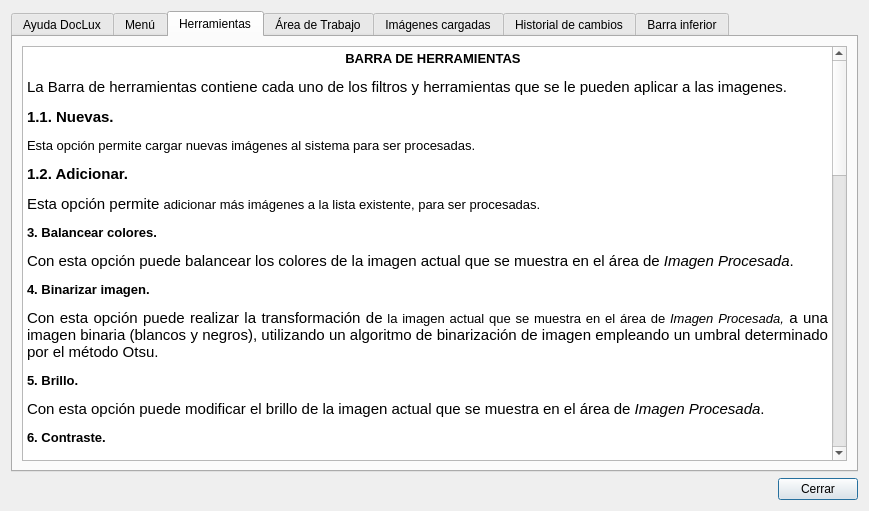
First picture: the form in ui/ayuda.ui, repository datwit/papirolux, before the edit.
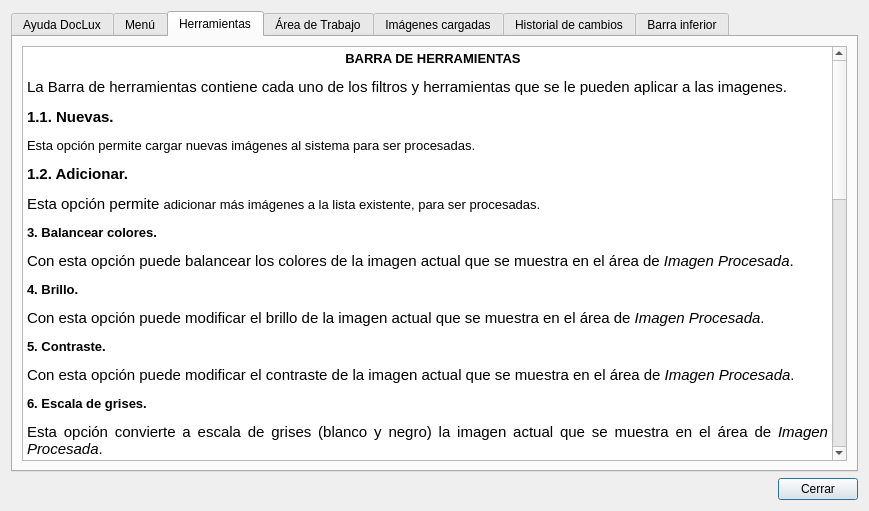
Second picture: the form after the edit. The open tabs and pages were chosen to show the change. Icons and pictures are not drawn.

Commit message: Adicionando nueva ui para gestionar la marca de agua en doclux. (wm_metadatos.py y wm_metadatos.ui). Modificando el icono que se muestra en cada ventana ui doclux. (cargando.ui, ayuda.ui, swapUI.ui, principal.ui).

Patch:
```diff
--- a/ui/ayuda.ui
+++ b/ui/ayuda.ui
@@ -221,39 +221,33 @@
 &lt;p align=&quot;justify&quot; style=&quot; margin-top:12px; margin-bottom:12px; margin-left:0px; margin-right:0px; -qt-block-indent:0; text-indent:0px;&quot;&gt;&lt;span style=&quot; font-family:'Ubuntu'; font-size:11pt;&quot;&gt;Esta opción permite &lt;/span&gt;&lt;span style=&quot; font-family:'Sans'; font-size:10pt;&quot;&gt;adicionar más imágenes a la lista existente, para ser procesadas.&lt;/span&gt;&lt;/p&gt;
 &lt;p style=&quot; margin-top:0px; margin-bottom:0px; margin-left:0px; margin-right:0px; -qt-block-indent:0; text-indent:0px;&quot;&gt;&lt;a name=&quot;section3&quot;&gt;&lt;/a&gt;&lt;span style=&quot; font-family:'Sans'; font-size:10pt; font-weight:600;&quot;&gt;3&lt;/span&gt;&lt;span style=&quot; font-family:'Sans'; font-size:10pt; font-weight:600;&quot;&gt;. Balancear colores. &lt;/span&gt;&lt;img src=&quot;:/ayuda/recursos/imagenes/ayuda_rcs/plg_balancear_color.png&quot; /&gt;&lt;/p&gt;
 &lt;p align=&quot;justify&quot; style=&quot; margin-top:12px; margin-bottom:12px; margin-left:0px; margin-right:0px; -qt-block-indent:0; text-indent:0px;&quot;&gt;&lt;span style=&quot; font-family:'Ubuntu'; font-size:11pt;&quot;&gt;Con esta opción puede balancear los colores de la imagen actual que se muestra en el área de &lt;/span&gt;&lt;span style=&quot; font-family:'Ubuntu'; font-size:11pt; font-style:italic;&quot;&gt;Imagen Procesada&lt;/span&gt;&lt;span style=&quot; font-family:'Ubuntu'; font-size:11pt;&quot;&gt;.&lt;/span&gt;&lt;/p&gt;
-&lt;p align=&quot;justify&quot; style=&quot; margin-top:0px; margin-bottom:0px; margin-left:0px; margin-right:0px; -qt-block-indent:0; text-indent:0px;&quot;&gt;&lt;a name=&quot;section3&quot;&gt;&lt;/a&gt;&lt;span style=&quot; font-family:'Sans'; font-size:10pt; font-weight:600;&quot;&gt;4&lt;/span&gt;&lt;span style=&quot; font-family:'Sans'; font-size:10pt; font-weight:600;&quot;&gt;. Binarizar imagen. &lt;/span&gt;&lt;img src=&quot;:/ayuda/recursos/imagenes/ayuda_rcs/plg_grises.png&quot; /&gt;&lt;/p&gt;
-&lt;p align=&quot;justify&quot; style=&quot; margin-top:12px; margin-bottom:12px; margin-left:0px; margin-right:0px; -qt-block-indent:0; text-indent:0px;&quot;&gt;&lt;span style=&quot; font-family:'Ubuntu'; font-size:11pt;&quot;&gt;Con esta opción puede realizar la transformación de&lt;/span&gt;&lt;span style=&quot; font-family:'Sans'; font-size:10pt;&quot;&gt; la imagen actual que se muestra en el área de &lt;/span&gt;&lt;span style=&quot; font-family:'Sans'; font-size:10pt; font-style:italic;&quot;&gt;Imagen Procesada,&lt;/span&gt;&lt;span style=&quot; font-family:'Ubuntu'; font-size:11pt;&quot;&gt; a una imagen binaria (blancos y negros), utilizando un algoritmo de binarización de imagen empleando un umbral determinado por el método Otsu.&lt;/span&gt;&lt;/p&gt;
-&lt;p style=&quot; margin-top:0px; margin-bottom:0px; margin-left:0px; margin-right:0px; -qt-block-indent:0; text-indent:0px;&quot;&gt;&lt;span style=&quot; font-family:'Sans'; font-size:10pt; font-weight:600;&quot;&gt;5. Brillo.&lt;/span&gt;&lt;span style=&quot; font-family:'Sans'; font-size:10pt;&quot;&gt; &lt;/span&gt;&lt;img src=&quot;:/ayuda/recursos/imagenes/ayuda_rcs/plg_brillo.png&quot; /&gt;&lt;/p&gt;
+&lt;p style=&quot; margin-top:0px; margin-bottom:0px; margin-left:0px; margin-right:0px; -qt-block-indent:0; text-indent:0px;&quot;&gt;&lt;a name=&quot;section4&quot;&gt;&lt;/a&gt;&lt;span style=&quot; font-family:'Sans'; font-size:10pt; font-weight:600;&quot;&gt;4&lt;/span&gt;&lt;span style=&quot; font-family:'Sans'; font-size:10pt; font-weight:600;&quot;&gt;. Brillo.&lt;/span&gt;&lt;span style=&quot; font-family:'Sans'; font-size:10pt;&quot;&gt; &lt;/span&gt;&lt;img src=&quot;:/ayuda/recursos/imagenes/ayuda_rcs/plg_brillo.png&quot; /&gt;&lt;/p&gt;
 &lt;p align=&quot;justify&quot; style=&quot; margin-top:12px; margin-bottom:12px; margin-left:0px; margin-right:0px; -qt-block-indent:0; text-indent:0px;&quot;&gt;&lt;span style=&quot; font-family:'Ubuntu'; font-size:11pt;&quot;&gt;Con esta opción puede modificar el brillo de la imagen actual que se muestra en el área de &lt;/span&gt;&lt;span style=&quot; font-family:'Ubuntu'; font-size:11pt; font-style:italic;&quot;&gt;Imagen Procesada&lt;/span&gt;&lt;span style=&quot; font-family:'Ubuntu'; font-size:11pt;&quot;&gt;.&lt;/span&gt;&lt;/p&gt;
-&lt;p style=&quot; margin-top:0px; margin-bottom:0px; margin-left:0px; margin-right:0px; -qt-block-indent:0; text-indent:0px;&quot;&gt;&lt;span style=&quot; font-family:'Sans'; font-size:10pt; font-weight:600;&quot;&gt;6. Contraste.&lt;/span&gt;&lt;span style=&quot; font-family:'Sans'; font-size:10pt;&quot;&gt; &lt;/span&gt;&lt;img src=&quot;:/ayuda/recursos/imagenes/ayuda_rcs/plg_contraste.png&quot; /&gt;&lt;/p&gt;
+&lt;p style=&quot; margin-top:0px; margin-bottom:0px; margin-left:0px; margin-right:0px; -qt-block-indent:0; text-indent:0px;&quot;&gt;&lt;a name=&quot;section5&quot;&gt;&lt;/a&gt;&lt;span style=&quot; font-family:'Sans'; font-size:10pt; font-weight:600;&quot;&gt;5&lt;/span&gt;&lt;span style=&quot; font-family:'Sans'; font-size:10pt; font-weight:600;&quot;&gt;. Contraste.&lt;/span&gt;&lt;span style=&quot; font-family:'Sans'; font-size:10pt;&quot;&gt; &lt;/span&gt;&lt;img src=&quot;:/ayuda/recursos/imagenes/ayuda_rcs/plg_contraste.png&quot; /&gt;&lt;/p&gt;
 &lt;p align=&quot;justify&quot; style=&quot; margin-top:12px; margin-bottom:12px; margin-left:0px; margin-right:0px; -qt-block-indent:0; text-indent:0px;&quot;&gt;&lt;span style=&quot; font-family:'Ubuntu'; font-size:11pt;&quot;&gt;Con esta opción puede modificar el contraste de la imagen actual que se muestra en el área de &lt;/span&gt;&lt;span style=&quot; font-family:'Ubuntu'; font-size:11pt; font-style:italic;&quot;&gt;Imagen Procesada&lt;/span&gt;&lt;span style=&quot; font-family:'Ubuntu'; font-size:11pt;&quot;&gt;.&lt;/span&gt;&lt;/p&gt;
-&lt;p align=&quot;justify&quot; style=&quot; margin-top:0px; margin-bottom:0px; margin-left:0px; margin-right:0px; -qt-block-indent:0; text-indent:0px;&quot;&gt;&lt;span style=&quot; font-family:'Sans'; font-size:10pt; font-weight:600;&quot;&gt;7. Escala de grises.&lt;/span&gt;&lt;span style=&quot; font-family:'Sans'; font-size:10pt;&quot;&gt; &lt;/span&gt;&lt;img src=&quot;:/ayuda/recursos/imagenes/ayuda_rcs/plg_grises.png&quot; /&gt;&lt;/p&gt;
+&lt;p align=&quot;justify&quot; style=&quot; margin-top:0px; margin-bottom:0px; margin-left:0px; margin-right:0px; -qt-block-indent:0; text-indent:0px;&quot;&gt;&lt;a name=&quot;section1&quot;&gt;&lt;/a&gt;&lt;span style=&quot; font-family:'Sans'; font-size:10pt; font-weight:600;&quot;&gt;6&lt;/span&gt;&lt;span style=&quot; font-family:'Sans'; font-size:10pt; font-weight:600;&quot;&gt;. Escala de grises.&lt;/span&gt;&lt;span style=&quot; font-family:'Sans'; font-size:10pt;&quot;&gt; &lt;/span&gt;&lt;img src=&quot;:/ayuda/recursos/imagenes/ayuda_rcs/plg_grises.png&quot; /&gt;&lt;/p&gt;
 &lt;p align=&quot;justify&quot; style=&quot; margin-top:12px; margin-bottom:12px; margin-left:0px; margin-right:0px; -qt-block-indent:0; text-indent:0px;&quot;&gt;&lt;span style=&quot; font-family:'Ubuntu'; font-size:11pt;&quot;&gt;Esta opción convierte a escala de grises (blanco y negro) la imagen actual que se muestra en el área de &lt;/span&gt;&lt;span style=&quot; font-family:'Ubuntu'; font-size:11pt; font-style:italic;&quot;&gt;Imagen Procesada&lt;/span&gt;&lt;span style=&quot; font-family:'Ubuntu'; font-size:11pt;&quot;&gt;.&lt;/span&gt;&lt;/p&gt;
-&lt;p style=&quot; margin-top:0px; margin-bottom:0px; margin-left:0px; margin-right:0px; -qt-block-indent:0; text-indent:0px;&quot;&gt;&lt;span style=&quot; font-family:'Sans'; font-size:10pt; font-weight:600;&quot;&gt;8. Invertir imagen.&lt;/span&gt;&lt;span style=&quot; font-family:'Sans'; font-size:10pt;&quot;&gt; &lt;/span&gt;&lt;img src=&quot;:/ayuda/recursos/imagenes/ayuda_rcs/plg_rotate_hrzt_vert.png&quot; /&gt;&lt;/p&gt;
+&lt;p style=&quot; margin-top:0px; margin-bottom:0px; margin-left:0px; margin-right:0px; -qt-block-indent:0; text-indent:0px;&quot;&gt;&lt;span style=&quot; font-family:'Sans'; font-size:10pt; font-weight:600;&quot;&gt;7. Invertir imagen.&lt;/span&gt;&lt;span style=&quot; font-family:'Sans'; font-size:10pt;&quot;&gt; &lt;/span&gt;&lt;img src=&quot;:/ayuda/recursos/imagenes/ayuda_rcs/plg_rotate_hrzt_vert.png&quot; /&gt;&lt;/p&gt;
 &lt;p align=&quot;justify&quot; style=&quot; margin-top:12px; margin-bottom:12px; margin-left:0px; margin-right:0px; -qt-block-indent:0; text-indent:0px;&quot;&gt;&lt;span style=&quot; font-family:'Ubuntu'; font-size:11pt;&quot;&gt;Con esta herramienta puede invertir la imagen actual mostrada/seleccionada, de derecha a izquierda o de arriba a abajo.&lt;/span&gt;&lt;/p&gt;
-&lt;p style=&quot; margin-top:0px; margin-bottom:0px; margin-left:0px; margin-right:0px; -qt-block-indent:0; text-indent:0px;&quot;&gt;&lt;span style=&quot; font-family:'Sans'; font-size:10pt; font-weight:600;&quot;&gt;9. Limpiar imagen OpenCV.&lt;/span&gt;&lt;span style=&quot; font-family:'Sans'; font-size:10pt;&quot;&gt; &lt;/span&gt;&lt;img src=&quot;:/ayuda/recursos/imagenes/ayuda_rcs/plg_clean_bg_01.png&quot; /&gt;&lt;/p&gt;
+&lt;p style=&quot; margin-top:0px; margin-bottom:0px; margin-left:0px; margin-right:0px; -qt-block-indent:0; text-indent:0px;&quot;&gt;&lt;span style=&quot; font-family:'Sans'; font-size:10pt; font-weight:600;&quot;&gt;8. Limpiar imagen OpenCV.&lt;/span&gt;&lt;span style=&quot; font-family:'Sans'; font-size:10pt;&quot;&gt; &lt;/span&gt;&lt;img src=&quot;:/ayuda/recursos/imagenes/ayuda_rcs/plg_clean_bg_01.png&quot; /&gt;&lt;/p&gt;
 &lt;p align=&quot;justify&quot; style=&quot; margin-top:12px; margin-bottom:12px; margin-left:0px; margin-right:0px; -qt-block-indent:0; text-indent:0px;&quot;&gt;&lt;span style=&quot; font-family:'Ubuntu'; font-size:11pt;&quot;&gt;Esta herramienta realiza la limpieza de la imagen actual que se muestra en el área de &lt;/span&gt;&lt;span style=&quot; font-family:'Ubuntu'; font-size:11pt; font-style:italic;&quot;&gt;Imagen Procesada&lt;/span&gt;&lt;span style=&quot; font-family:'Ubuntu'; font-size:11pt;&quot;&gt;, utilizando algoritmos de limpieza de imágenes de bibliotecas OpenCV (Python bindings for the computer vision library).&lt;/span&gt;&lt;/p&gt;
-&lt;p style=&quot; margin-top:0px; margin-bottom:0px; margin-left:0px; margin-right:0px; -qt-block-indent:0; text-indent:0px;&quot;&gt;&lt;span style=&quot; font-family:'Sans'; font-size:10pt; font-weight:600;&quot;&gt;10. Limpiar imagen PIL.&lt;/span&gt;&lt;span style=&quot; font-family:'Sans'; font-size:10pt;&quot;&gt; &lt;/span&gt;&lt;img src=&quot;:/ayuda/recursos/imagenes/ayuda_rcs/plg_clean_bg_02.png&quot; /&gt;&lt;/p&gt;
+&lt;p style=&quot; margin-top:0px; margin-bottom:0px; margin-left:0px; margin-right:0px; -qt-block-indent:0; text-indent:0px;&quot;&gt;&lt;span style=&quot; font-family:'Sans'; font-size:10pt; font-weight:600;&quot;&gt;9. Limpiar imagen PIL.&lt;/span&gt;&lt;span style=&quot; font-family:'Sans'; font-size:10pt;&quot;&gt; &lt;/span&gt;&lt;img src=&quot;:/ayuda/recursos/imagenes/ayuda_rcs/plg_clean_bg_02.png&quot; /&gt;&lt;/p&gt;
 &lt;p align=&quot;justify&quot; style=&quot; margin-top:12px; margin-bottom:12px; margin-left:0px; margin-right:0px; -qt-block-indent:0; text-indent:0px;&quot;&gt;&lt;span style=&quot; font-family:'Ubuntu'; font-size:11pt;&quot;&gt;Esta herramienta realiza la limpieza de la imagen actual que se muestra en el área de &lt;/span&gt;&lt;span style=&quot; font-family:'Ubuntu'; font-size:11pt; font-style:italic;&quot;&gt;Imagen Procesada&lt;/span&gt;&lt;span style=&quot; font-family:'Ubuntu'; font-size:11pt;&quot;&gt;, utilizando algoritmos de limpieza de imágenes de bibliotecas PIL (Python Imaging Library).&lt;/span&gt;&lt;/p&gt;
-&lt;p style=&quot; margin-top:0px; margin-bottom:0px; margin-left:0px; margin-right:0px; -qt-block-indent:0; text-indent:0px;&quot;&gt;&lt;span style=&quot; font-family:'Sans'; font-size:10pt; font-weight:600;&quot;&gt;11. Limpiar imagen SciPy.&lt;/span&gt;&lt;span style=&quot; font-family:'Sans'; font-size:10pt;&quot;&gt; &lt;/span&gt;&lt;img src=&quot;:/ayuda/recursos/imagenes/ayuda_rcs/plg_clean_bg_03.png&quot; /&gt;&lt;/p&gt;
+&lt;p style=&quot; margin-top:0px; margin-bottom:0px; margin-left:0px; margin-right:0px; -qt-block-indent:0; text-indent:0px;&quot;&gt;&lt;span style=&quot; font-family:'Sans'; font-size:10pt; font-weight:600;&quot;&gt;10. Limpiar imagen SciPy.&lt;/span&gt;&lt;span style=&quot; font-family:'Sans'; font-size:10pt;&quot;&gt; &lt;/span&gt;&lt;img src=&quot;:/ayuda/recursos/imagenes/ayuda_rcs/plg_clean_bg_03.png&quot; /&gt;&lt;/p&gt;
 &lt;p align=&quot;justify&quot; style=&quot; margin-top:12px; margin-bottom:12px; margin-left:0px; margin-right:0px; -qt-block-indent:0; text-indent:0px;&quot;&gt;&lt;span style=&quot; font-family:'Ubuntu'; font-size:11pt;&quot;&gt;Esta herramienta realiza la limpieza de la imagen actual que se muestra en el área de &lt;/span&gt;&lt;span style=&quot; font-family:'Ubuntu'; font-size:11pt; font-style:italic;&quot;&gt;Imagen Procesada&lt;/span&gt;&lt;span style=&quot; font-family:'Ubuntu'; font-size:11pt;&quot;&gt;, utilizando algoritmos de limpieza de imágenes de bibliotecas SciPy (Scientific tools for Python).&lt;/span&gt;&lt;/p&gt;
-&lt;p align=&quot;justify&quot; style=&quot; margin-top:0px; margin-bottom:0px; margin-left:0px; margin-right:0px; -qt-block-indent:0; text-indent:0px;&quot;&gt;&lt;a name=&quot;section1&quot;&gt;&lt;/a&gt;&lt;span style=&quot; font-family:'Sans'; font-size:10pt; font-weight:600;&quot;&gt;1&lt;/span&gt;&lt;span style=&quot; font-family:'Sans'; font-size:10pt; font-weight:600;&quot;&gt;2. Modificar colores.&lt;/span&gt;&lt;span style=&quot; font-family:'Sans'; font-size:10pt;&quot;&gt; &lt;/span&gt;&lt;img src=&quot;:/ayuda/recursos/imagenes/ayuda_rcs/plg_modificar_color.png&quot; /&gt;&lt;/p&gt;
+&lt;p align=&quot;justify&quot; style=&quot; margin-top:0px; margin-bottom:0px; margin-left:0px; margin-right:0px; -qt-block-indent:0; text-indent:0px;&quot;&gt;&lt;a name=&quot;section1&quot;&gt;&lt;/a&gt;&lt;span style=&quot; font-family:'Sans'; font-size:10pt; font-weight:600;&quot;&gt;1&lt;/span&gt;&lt;span style=&quot; font-family:'Sans'; font-size:10pt; font-weight:600;&quot;&gt;1. Modificar colores.&lt;/span&gt;&lt;span style=&quot; font-family:'Sans'; font-size:10pt;&quot;&gt; &lt;/span&gt;&lt;img src=&quot;:/ayuda/recursos/imagenes/ayuda_rcs/plg_modificar_color.png&quot; /&gt;&lt;/p&gt;
 &lt;p align=&quot;justify&quot; style=&quot; margin-top:12px; margin-bottom:12px; margin-left:0px; margin-right:0px; -qt-block-indent:0; text-indent:0px;&quot;&gt;&lt;span style=&quot; font-family:'Ubuntu'; font-size:11pt;&quot;&gt;Con esta opción puede modificar los colores RGB (rojo, verde y azul) de la imagen actual que se muestra en el área de &lt;/span&gt;&lt;span style=&quot; font-family:'Ubuntu'; font-size:11pt; font-style:italic;&quot;&gt;Imagen Procesada&lt;/span&gt;&lt;span style=&quot; font-family:'Ubuntu'; font-size:11pt;&quot;&gt;.&lt;/span&gt;&lt;/p&gt;
-&lt;p align=&quot;justify&quot; style=&quot; margin-top:12px; margin-bottom:12px; margin-left:0px; margin-right:0px; -qt-block-indent:0; text-indent:0px;&quot;&gt;&lt;span style=&quot; font-family:'Sans'; font-size:10pt; font-weight:600;&quot;&gt;13. Negativo de imagen. &lt;/span&gt;&lt;img src=&quot;:/ayuda/recursos/imagenes/ayuda_rcs/plg_negative.png&quot; /&gt;&lt;/p&gt;
-&lt;p align=&quot;justify&quot; style=&quot; margin-top:12px; margin-bottom:12px; margin-left:0px; margin-right:0px; -qt-block-indent:0; text-indent:0px;&quot;&gt;&lt;span style=&quot; font-family:'Ubuntu'; font-size:11pt;&quot;&gt;Con esta opción puede realizar la transformación de&lt;/span&gt;&lt;span style=&quot; font-family:'Sans'; font-size:10pt;&quot;&gt; la imagen actual que se muestra en el área de &lt;/span&gt;&lt;span style=&quot; font-family:'Sans'; font-size:10pt; font-style:italic;&quot;&gt;Imagen Procesada,&lt;/span&gt;&lt;span style=&quot; font-family:'Ubuntu'; font-size:11pt;&quot;&gt; a una imagen en negativo.&lt;/span&gt;&lt;/p&gt;
-&lt;p style=&quot; margin-top:0px; margin-bottom:0px; margin-left:0px; margin-right:0px; -qt-block-indent:0; text-indent:0px;&quot;&gt;&lt;a name=&quot;section2&quot;&gt;&lt;/a&gt;&lt;span style=&quot; font-family:'Sans'; font-size:10pt; font-weight:600;&quot;&gt;1&lt;/span&gt;&lt;span style=&quot; font-family:'Sans'; font-size:10pt; font-weight:600;&quot;&gt;4. Rotar a la derecha.&lt;/span&gt;&lt;span style=&quot; font-family:'Sans'; font-size:10pt;&quot;&gt; &lt;/span&gt;&lt;img src=&quot;:/ayuda/recursos/imagenes/ayuda_rcs/btn_rotate-right.png&quot; /&gt;&lt;/p&gt;
+&lt;p style=&quot; margin-top:0px; margin-bottom:0px; margin-left:0px; margin-right:0px; -qt-block-indent:0; text-indent:0px;&quot;&gt;&lt;a name=&quot;section2&quot;&gt;&lt;/a&gt;&lt;span style=&quot; font-family:'Sans'; font-size:10pt; font-weight:600;&quot;&gt;1&lt;/span&gt;&lt;span style=&quot; font-family:'Sans'; font-size:10pt; font-weight:600;&quot;&gt;2. Rotar a la derecha.&lt;/span&gt;&lt;span style=&quot; font-family:'Sans'; font-size:10pt;&quot;&gt; &lt;/span&gt;&lt;img src=&quot;:/ayuda/recursos/imagenes/ayuda_rcs/btn_rotate-right.png&quot; /&gt;&lt;/p&gt;
 &lt;p align=&quot;justify&quot; style=&quot; margin-top:12px; margin-bottom:12px; margin-left:0px; margin-right:0px; -qt-block-indent:0; text-indent:0px;&quot;&gt;&lt;span style=&quot; font-family:'Ubuntu'; font-size:11pt;&quot;&gt;Esta herramienta permite rotar la imagen 90&lt;/span&gt;&lt;span style=&quot; font-family:'Ubuntu'; font-size:11pt; vertical-align:super;&quot;&gt;0 &lt;/span&gt;&lt;span style=&quot; font-family:'Ubuntu'; font-size:11pt;&quot;&gt;a la derecha, es decir, en el sentido de las manecillas del reloj.&lt;/span&gt;&lt;/p&gt;
-&lt;p style=&quot; margin-top:0px; margin-bottom:0px; margin-left:0px; margin-right:0px; -qt-block-indent:0; text-indent:0px;&quot;&gt;&lt;a name=&quot;section3&quot;&gt;&lt;/a&gt;&lt;span style=&quot; font-family:'Sans'; font-size:10pt; font-weight:600;&quot;&gt;1&lt;/span&gt;&lt;span style=&quot; font-family:'Sans'; font-size:10pt; font-weight:600;&quot;&gt;5. Rotar a la izquierda.&lt;/span&gt;&lt;span style=&quot; font-family:'Sans'; font-size:10pt;&quot;&gt; &lt;/span&gt;&lt;img src=&quot;:/ayuda/recursos/imagenes/ayuda_rcs/btn_rotate-left.png&quot; /&gt;&lt;/p&gt;
+&lt;p style=&quot; margin-top:0px; margin-bottom:0px; margin-left:0px; margin-right:0px; -qt-block-indent:0; text-indent:0px;&quot;&gt;&lt;a name=&quot;section3&quot;&gt;&lt;/a&gt;&lt;span style=&quot; font-family:'Sans'; font-size:10pt; font-weight:600;&quot;&gt;1&lt;/span&gt;&lt;span style=&quot; font-family:'Sans'; font-size:10pt; font-weight:600;&quot;&gt;3. Rotar a la izquierda.&lt;/span&gt;&lt;span style=&quot; font-family:'Sans'; font-size:10pt;&quot;&gt; &lt;/span&gt;&lt;img src=&quot;:/ayuda/recursos/imagenes/ayuda_rcs/btn_rotate-left.png&quot; /&gt;&lt;/p&gt;
 &lt;p align=&quot;justify&quot; style=&quot; margin-top:12px; margin-bottom:12px; margin-left:0px; margin-right:0px; -qt-block-indent:0; text-indent:0px;&quot;&gt;&lt;span style=&quot; font-family:'Ubuntu'; font-size:11pt;&quot;&gt;Esta herramienta permite rotar la imagen 90&lt;/span&gt;&lt;span style=&quot; font-family:'Ubuntu'; font-size:11pt; vertical-align:super;&quot;&gt;0 &lt;/span&gt;&lt;span style=&quot; font-family:'Ubuntu'; font-size:11pt;&quot;&gt;a la izquierda, es decir, en el sentido contrario de las manecillas del reloj.&lt;/span&gt;&lt;/p&gt;
-&lt;p style=&quot; margin-top:0px; margin-bottom:0px; margin-left:0px; margin-right:0px; -qt-block-indent:0; text-indent:0px;&quot;&gt;&lt;a name=&quot;section4&quot;&gt;&lt;/a&gt;&lt;span style=&quot; font-family:'Sans'; font-size:10pt; font-weight:600;&quot;&gt;1&lt;/span&gt;&lt;span style=&quot; font-family:'Sans'; font-size:10pt; font-weight:600;&quot;&gt;6. Zoom In. &lt;/span&gt;&lt;img src=&quot;:/ayuda/recursos/imagenes/ayuda_rcs/btn_zoom-in.png&quot; /&gt;&lt;/p&gt;
+&lt;p style=&quot; margin-top:0px; margin-bottom:0px; margin-left:0px; margin-right:0px; -qt-block-indent:0; text-indent:0px;&quot;&gt;&lt;a name=&quot;section4&quot;&gt;&lt;/a&gt;&lt;span style=&quot; font-family:'Sans'; font-size:10pt; font-weight:600;&quot;&gt;1&lt;/span&gt;&lt;span style=&quot; font-family:'Sans'; font-size:10pt; font-weight:600;&quot;&gt;4. Zoom In. &lt;/span&gt;&lt;img src=&quot;:/ayuda/recursos/imagenes/ayuda_rcs/btn_zoom-in.png&quot; /&gt;&lt;/p&gt;
 &lt;p align=&quot;justify&quot; style=&quot; margin-top:12px; margin-bottom:12px; margin-left:0px; margin-right:0px; -qt-block-indent:0; text-indent:0px;&quot;&gt;&lt;span style=&quot; font-family:'Sans'; font-size:10pt;&quot;&gt;Esta herramienta permite aumentar el tamaño de la imagen actual que se muestra en el área de Imagen Procesada. Permite acercar la imagen.&lt;/span&gt;&lt;/p&gt;
-&lt;p style=&quot; margin-top:0px; margin-bottom:0px; margin-left:0px; margin-right:0px; -qt-block-indent:0; text-indent:0px;&quot;&gt;&lt;a name=&quot;section5&quot;&gt;&lt;/a&gt;&lt;span style=&quot; font-family:'Sans'; font-size:10pt; font-weight:600;&quot;&gt;1&lt;/span&gt;&lt;span style=&quot; font-family:'Sans'; font-size:10pt; font-weight:600;&quot;&gt;7. Zoom Out.&lt;/span&gt;&lt;span style=&quot; font-family:'Sans'; font-size:10pt;&quot;&gt; &lt;/span&gt;&lt;img src=&quot;:/ayuda/recursos/imagenes/ayuda_rcs/btn_zoom-out.png&quot; /&gt;&lt;/p&gt;
+&lt;p style=&quot; margin-top:0px; margin-bottom:0px; margin-left:0px; margin-right:0px; -qt-block-indent:0; text-indent:0px;&quot;&gt;&lt;a name=&quot;section5&quot;&gt;&lt;/a&gt;&lt;span style=&quot; font-family:'Sans'; font-size:10pt; font-weight:600;&quot;&gt;1&lt;/span&gt;&lt;span style=&quot; font-family:'Sans'; font-size:10pt; font-weight:600;&quot;&gt;5. Zoom Out.&lt;/span&gt;&lt;span style=&quot; font-family:'Sans'; font-size:10pt;&quot;&gt; &lt;/span&gt;&lt;img src=&quot;:/ayuda/recursos/imagenes/ayuda_rcs/btn_zoom-out.png&quot; /&gt;&lt;/p&gt;
 &lt;p align=&quot;justify&quot; style=&quot; margin-top:12px; margin-bottom:12px; margin-left:0px; margin-right:0px; -qt-block-indent:0; text-indent:0px;&quot;&gt;&lt;span style=&quot; font-family:'Sans'; font-size:10pt;&quot;&gt;Esta herramienta permite disminuir el tamaño de la imagen actual que se muestra en el área de Imagen Procesada. Permite alejar la imagen.&lt;/span&gt;&lt;/p&gt;
-&lt;p align=&quot;justify&quot; style=&quot; margin-top:0px; margin-bottom:0px; margin-left:0px; margin-right:0px; -qt-block-indent:0; text-indent:0px;&quot;&gt;&lt;a name=&quot;section4&quot;&gt;&lt;/a&gt;&lt;span style=&quot; font-family:'Sans'; font-size:10pt; font-weight:600;&quot;&gt;1&lt;/span&gt;&lt;span style=&quot; font-family:'Sans'; font-size:10pt; font-weight:600;&quot;&gt;8. Gestionar área de intercambio. &lt;/span&gt;&lt;img src=&quot;:/ayuda/recursos/imagenes/ayuda_rcs/gest_swap.png&quot; /&gt;&lt;/p&gt;
-&lt;p align=&quot;justify&quot; style=&quot; margin-top:12px; margin-bottom:12px; margin-left:0px; margin-right:0px; -qt-block-indent:0; text-indent:0px;&quot;&gt;&lt;span style=&quot; font-family:'Ubuntu'; font-size:11pt;&quot;&gt;Esta opción permite gestionar el área de intercambio de la aplicación, donde el usuario puede cambiar la dirección actual del área de intercambio, por otra ubicación de mayor espacio libre y/o de preferencia para el usuario.&lt;/span&gt;&lt;/p&gt;
-&lt;p align=&quot;justify&quot; style=&quot; margin-top:0px; margin-bottom:0px; margin-left:0px; margin-right:0px; -qt-block-indent:0; text-indent:0px;&quot;&gt;&lt;a name=&quot;section4&quot;&gt;&lt;/a&gt;&lt;span style=&quot; font-family:'Sans'; font-size:10pt; font-weight:600;&quot;&gt;1&lt;/span&gt;&lt;span style=&quot; font-family:'Sans'; font-size:10pt; font-weight:600;&quot;&gt;9. Minimizar. &lt;/span&gt;&lt;img src=&quot;:/ayuda/recursos/imagenes/ayuda_rcs/btn_minimizar.png&quot; /&gt;&lt;/p&gt;
+&lt;p align=&quot;justify&quot; style=&quot; margin-top:0px; margin-bottom:0px; margin-left:0px; margin-right:0px; -qt-block-indent:0; text-indent:0px;&quot;&gt;&lt;a name=&quot;section4&quot;&gt;&lt;/a&gt;&lt;span style=&quot; font-family:'Sans'; font-size:10pt; font-weight:600;&quot;&gt;1&lt;/span&gt;&lt;span style=&quot; font-family:'Sans'; font-size:10pt; font-weight:600;&quot;&gt;6. Minimizar. &lt;/span&gt;&lt;img src=&quot;:/ayuda/recursos/imagenes/ayuda_rcs/btn_minimizar.png&quot; /&gt;&lt;/p&gt;
 &lt;p align=&quot;justify&quot; style=&quot; margin-top:12px; margin-bottom:12px; margin-left:0px; margin-right:0px; -qt-block-indent:0; text-indent:0px;&quot;&gt;&lt;span style=&quot; font-family:'Ubuntu'; font-size:11pt;&quot;&gt;Esta opción permite minimizar la aplicación.&lt;/span&gt;&lt;/p&gt;
-&lt;p style=&quot; margin-top:0px; margin-bottom:0px; margin-left:0px; margin-right:0px; -qt-block-indent:0; text-indent:0px;&quot;&gt;&lt;a name=&quot;section5&quot;&gt;&lt;/a&gt;&lt;span style=&quot; font-family:'Sans'; font-size:10pt; font-weight:600;&quot;&gt;2&lt;/span&gt;&lt;span style=&quot; font-family:'Sans'; font-size:10pt; font-weight:600;&quot;&gt;0. Salir.&lt;/span&gt;&lt;span style=&quot; font-family:'Sans'; font-size:10pt;&quot;&gt; &lt;/span&gt;&lt;img src=&quot;:/ayuda/recursos/imagenes/ayuda_rcs/btn_exit.png&quot; /&gt;&lt;/p&gt;
+&lt;p style=&quot; margin-top:0px; margin-bottom:0px; margin-left:0px; margin-right:0px; -qt-block-indent:0; text-indent:0px;&quot;&gt;&lt;a name=&quot;section5&quot;&gt;&lt;/a&gt;&lt;span style=&quot; font-family:'Sans'; font-size:10pt; font-weight:600;&quot;&gt;1&lt;/span&gt;&lt;span style=&quot; font-family:'Sans'; font-size:10pt; font-weight:600;&quot;&gt;7. Salir.&lt;/span&gt;&lt;span style=&quot; font-family:'Sans'; font-size:10pt;&quot;&gt; &lt;/span&gt;&lt;img src=&quot;:/ayuda/recursos/imagenes/ayuda_rcs/btn_exit.png&quot; /&gt;&lt;/p&gt;
 &lt;p align=&quot;justify&quot; style=&quot; margin-top:12px; margin-bottom:12px; margin-left:0px; margin-right:0px; -qt-block-indent:0; text-indent:0px;&quot;&gt;&lt;span style=&quot; font-family:'Sans'; font-size:10pt;&quot;&gt;Esta opción permite cerrar/salir la aplicación.&lt;/span&gt;&lt;/p&gt;&lt;/body&gt;&lt;/html&gt;</string>
              </property>
             </widget>
```
Left out of the diff: 22 changed lines with no effect on the pictures. The commit also changes 13 other files.
